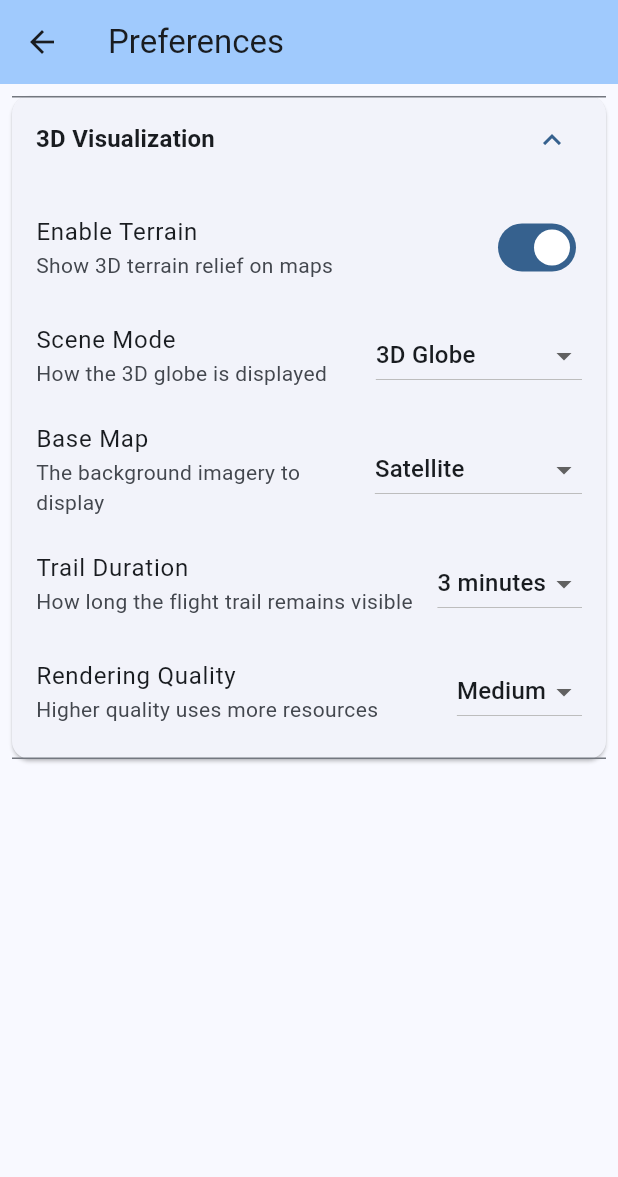
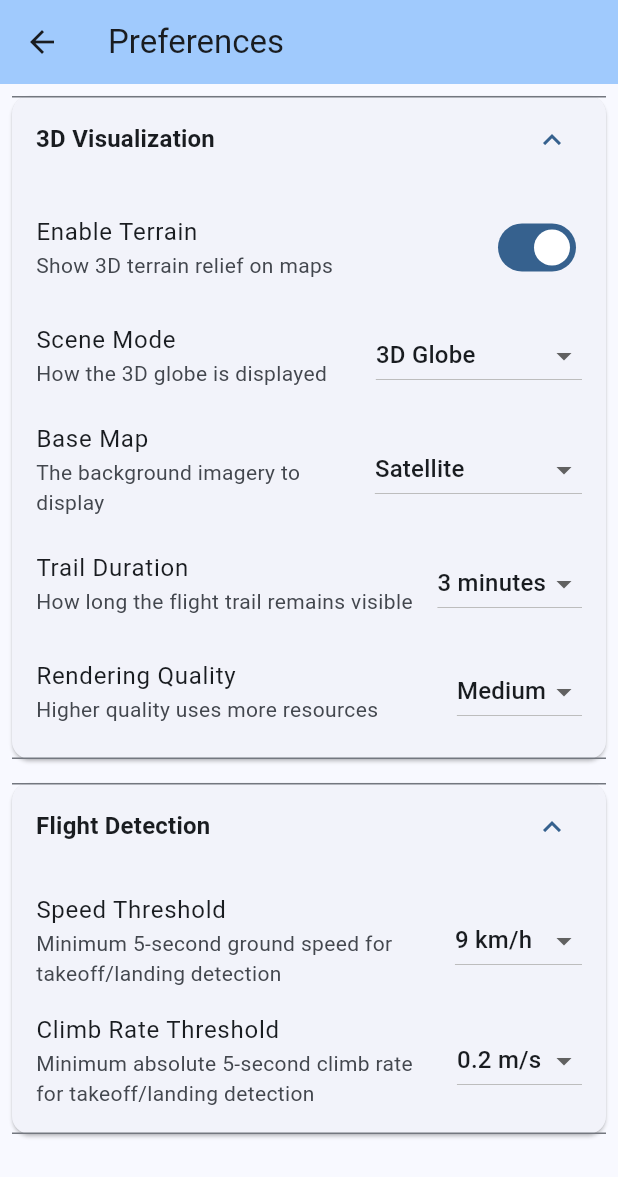
Before and after one commit to Kevin-McIsaac/the_paragliding_app, a Flutter app: the PreferencesScreen screen opened directly, on a phone screen of 412 x 824 dp. Shown: the top 1177 px of the screen. Run offline on Flutter 3.47's test engine with Material 3 defaults, Android fonts, the phone set to English and light mode, and no system bars; our stand-ins replace connectivity_plus, file_picker, fl_chart, flutter_map, latlong2, logger and 4 more; missing offline and left inert: flutter_inappwebview, flutter_map_dragmarker, receive_sharing_intent; accounts and stored records are empty.

Commit message:
feat: Add takeoff/landing detection with configurable thresholds
- Implement TakeoffLandingDetector service with 5s average speed/climb criteria
- Add preferences for configurable detection thresholds (speed: 5-15 km/h, climb: 0.1-0.5 m/s)
- Store detection indices in database (migration to v13)
- Update IGC import to run detection and store results
- Fix ground speed tooltip to show '5-second average'
- Add time display overlay in flight track 2D widget

🤖 Generated with [Claude Code](https://claude.ai/code)

Co-Authored-By: Claude <noreply@anthropic.com>

```diff
--- a/free_flight_log_app/lib/data/datasources/database_helper.dart
+++ b/free_flight_log_app/lib/data/datasources/database_helper.dart
@@ -5,7 +5,7 @@ import '../../services/logging_service.dart';
 
 class DatabaseHelper {
   static const _databaseName = "FlightLog.db";
-  static const _databaseVersion = 12; // Added FAI triangle distance
+  static const _databaseVersion = 13; // Added takeoff/landing detection fields
 
   // Singleton pattern
   DatabaseHelper._privateConstructor();
@@ -73,6 +73,10 @@ class DatabaseHelper {
         climb_percentage REAL,
         gps_fix_quality REAL,
         recording_interval REAL,
+        takeoff_index INTEGER,
+        landing_index INTEGER,
+        detected_takeoff_time TEXT,
+        detected_landing_time TEXT,
         FOREIGN KEY (launch_site_id) REFERENCES sites (id),
         FOREIGN KEY (wing_id) REFERENCES wings (id)
       )
@@ -261,6 +265,23 @@ class DatabaseHelper {
       }
     }
 
+    // Migration for v13: Add takeoff/landing detection fields
+    if (oldVersion < 13) {
+      try {
+        LoggingService.database('MIGRATION', 'Adding takeoff/landing detection fields');
+
+        await db.execute('ALTER TABLE flights ADD COLUMN takeoff_index INTEGER');
+        await db.execute('ALTER TABLE flights ADD COLUMN landing_index INTEGER');
+        await db.execute('ALTER TABLE flights ADD COLUMN detected_takeoff_time TEXT');
+        await db.execute('ALTER TABLE flights ADD COLUMN detected_landing_time TEXT');
+
+        LoggingService.database('MIGRATION', 'Successfully added takeoff/landing detection fields');
+      } catch (e) {
+        LoggingService.error('DatabaseHelper: Failed to add takeoff/landing detection fields', e);
+        rethrow;
+      }
+    }
+
     LoggingService.database('UPGRADE', 'Database upgrade complete');
   }
 
@@ -296,7 +317,8 @@ class DatabaseHelper {
         'distance', 'straight_distance', 'wing_id', 'notes', 'created_at', 'updated_at', 'timezone',
         'max_ground_speed', 'avg_ground_speed', 'thermal_count', 'avg_thermal_strength',
         'total_time_in_thermals', 'best_thermal', 'best_ld', 'avg_ld', 'longest_glide',
-        'climb_percentage', 'gps_fix_quality', 'recording_interval'
+        'climb_percentage', 'gps_fix_quality', 'recording_interval',
+        'takeoff_index', 'landing_index', 'detected_takeoff_time', 'detected_landing_time'
       };
 
       final actualFlightColumns = flightColumns.map((col) => col['name'] as String).toSet();
--- a/free_flight_log_app/lib/data/models/flight.dart
+++ b/free_flight_log_app/lib/data/models/flight.dart
@@ -50,6 +50,12 @@ class Flight {
   final double? gpsFixQuality; // percentage
   final double? recordingInterval; // seconds
 
+  // Takeoff/Landing Detection fields
+  final int? takeoffIndex; // Index of detected takeoff point in IGC track points
+  final int? landingIndex; // Index of detected landing point in IGC track points
+  final DateTime? detectedTakeoffTime; // Detected takeoff time (may differ from launchTime)
+  final DateTime? detectedLandingTime; // Detected landing time (may differ from landingTime)
+
   Flight({
     this.id,
     required this.date,
@@ -94,6 +100,10 @@ class Flight {
     this.climbPercentage,
     this.gpsFixQuality,
     this.recordingInterval,
+    this.takeoffIndex,
+    this.landingIndex,
+    this.detectedTakeoffTime,
+    this.detectedLandingTime,
   });
 
   Map<String, dynamic> toMap() {
@@ -141,6 +151,10 @@ class Flight {
       'climb_percentage': climbPercentage,
       'gps_fix_quality': gpsFixQuality,
       'recording_interval': recordingInterval,
+      'takeoff_index': takeoffIndex,
+      'landing_index': landingIndex,
+      'detected_takeoff_time': detectedTakeoffTime?.toIso8601String(),
+      'detected_landing_time': detectedLandingTime?.toIso8601String(),
     };
   }
 
@@ -189,6 +203,10 @@ class Flight {
       climbPercentage: map['climb_percentage']?.toDouble(),
       gpsFixQuality: map['gps_fix_quality']?.toDouble(),
       recordingInterval: map['recording_interval']?.toDouble(),
+      takeoffIndex: map['takeoff_index']?.toInt(),
+      landingIndex: map['landing_index']?.toInt(),
+      detectedTakeoffTime: map['detected_takeoff_time'] != null ? DateTime.parse(map['detected_takeoff_time']) : null,
+      detectedLandingTime: map['detected_landing_time'] != null ? DateTime.parse(map['detected_landing_time']) : null,
     );
   }
 
@@ -235,6 +253,10 @@ class Flight {
     double? climbPercentage,
     double? gpsFixQuality,
     double? recordingInterval,
+    int? takeoffIndex,
+    int? landingIndex,
+    DateTime? detectedTakeoffTime,
+    DateTime? detectedLandingTime,
   }) {
     return Flight(
       id: id ?? this.id,
@@ -279,6 +301,10 @@ class Flight {
       climbPercentage: climbPercentage ?? this.climbPercentage,
       gpsFixQuality: gpsFixQuality ?? this.gpsFixQuality,
       recordingInterval: recordingInterval ?? this.recordingInterval,
+      takeoffIndex: takeoffIndex ?? this.takeoffIndex,
+      landingIndex: landingIndex ?? this.landingIndex,
+      detectedTakeoffTime: detectedTakeoffTime ?? this.detectedTakeoffTime,
+      detectedLandingTime: detectedLandingTime ?? this.detectedLandingTime,
     );
   }
 
@@ -393,4 +419,38 @@ class Flight {
       return null;
     }
   }
+
+  /// Get effective takeoff time (detected time if available, otherwise launch time)
+  String get effectiveTakeoffTime {
+    if (detectedTakeoffTime != null) {
+      return '${detectedTakeoffTime!.hour.toString().padLeft(2, '0')}:${detectedTakeoffTime!.minute.toString().padLeft(2, '0')}';
+    }
+    return launchTime;
+  }
+
+  /// Get effective landing time (detected time if available, otherwise landing time)
+  String get effectiveLandingTime {
+    if (detectedLandingTime != null) {
+      return '${detectedLandingTime!.hour.toString().padLeft(2, '0')}:${detectedLandingTime!.minute.toString().padLeft(2, '0')}';
+    }
+    return landingTime;
+  }
+
+  /// Get effective flight duration in minutes (detected duration if available, otherwise stored duration)
+  int get effectiveDuration {
+    if (detectedTakeoffTime != null && detectedLandingTime != null) {
+      return detectedLandingTime!.difference(detectedTakeoffTime!).inMinutes;
+    }
+    return duration;
+  }
+
+  /// Check if this flight has takeoff/landing detection data
+  bool get hasDetectionData => takeoffIndex != null && landingIndex != null;
+
+  /// Get trimmed track points based on detected takeoff/landing indices
+  /// Returns null if no detection data available - caller should use full track points
+  ({int startIndex, int endIndex})? get trimmedIndices {
+    if (!hasDetectionData) return null;
+    return (startIndex: takeoffIndex!, endIndex: landingIndex!);
+  }
 }
--- a/free_flight_log_app/lib/presentation/screens/preferences_screen.dart
+++ b/free_flight_log_app/lib/presentation/screens/preferences_screen.dart
@@ -17,7 +17,9 @@ class _PreferencesScreenState extends State<PreferencesScreen> {
   int? _cesiumTrailDuration;
   double? _cesiumQuality;
 
-
+  // Takeoff/Landing Detection preferences
+  double? _detectionSpeedThreshold;
+  double? _detectionClimbRateThreshold;
 
   bool _isLoading = true;
   bool _isSaving = false;
@@ -37,6 +39,10 @@ class _PreferencesScreenState extends State<PreferencesScreen> {
       final trailDuration = await PreferencesHelper.getCesiumTrailDuration();
       final quality = await PreferencesHelper.getCesiumQuality();
 
+      // Load Detection preferences
+      final speedThreshold = await PreferencesHelper.getDetectionSpeedThreshold();
+      final climbRateThreshold = await PreferencesHelper.getDetectionClimbRateThreshold();
+
       if (mounted) {
         setState(() {
           _cesiumSceneMode = sceneMode;
@@ -44,6 +50,9 @@ class _PreferencesScreenState extends State<PreferencesScreen> {
           _cesiumTerrainEnabled = terrainEnabled;
           _cesiumTrailDuration = trailDuration;
           _cesiumQuality = quality;
+
+          _detectionSpeedThreshold = speedThreshold;
+          _detectionClimbRateThreshold = climbRateThreshold;
 
           _isLoading = false;
         });
@@ -325,6 +334,47 @@ class _PreferencesScreenState extends State<PreferencesScreen> {
                 ),
               ]),
 
+              // Flight Detection Settings
+              _buildSection('Flight Detection', [
+                _buildDropdownRow<double>(
+                  'Speed Threshold',
+                  'Minimum 5-second ground speed for takeoff/landing detection',
+                  _detectionSpeedThreshold,
+                  PreferencesHelper.validSpeedThresholds.map((speed) =>
+                    DropdownMenuItem(
+                      value: speed,
+                      child: Text('${speed.toStringAsFixed(0)} km/h'),
+                    )
+                  ).toList(),
+                  (value) {
+                    if (value != null) {
+                      setState(() {
+                        _detectionSpeedThreshold = value;
+                      });
+                      _savePreference('speed threshold', value, PreferencesHelper.setDetectionSpeedThreshold);
+                    }
+                  },
+                ),
+                _buildDropdownRow<double>(
+                  'Climb Rate Threshold',
+                  'Minimum absolute 5-second climb rate for takeoff/landing detection',
+                  _detectionClimbRateThreshold,
+                  PreferencesHelper.validClimbRateThresholds.map((rate) =>
+                    DropdownMenuItem(
+                      value: rate,
+                      child: Text('${rate.toStringAsFixed(1)} m/s'),
+                    )
+                  ).toList(),
+                  (value) {
+                    if (value != null) {
+                      setState(() {
+                        _detectionClimbRateThreshold = value;
+                      });
+                      _savePreference('climb rate threshold', value, PreferencesHelper.setDetectionClimbRateThreshold);
+                    }
+                  },
+                ),
+              ]),
 
             ],
           ),
--- a/free_flight_log_app/lib/utils/preferences_helper.dart
+++ b/free_flight_log_app/lib/utils/preferences_helper.dart
@@ -23,6 +23,16 @@ class PreferencesHelper {
 
   // IGC Import preferences
   static const String igcLastFolderKey = 'igc_last_folder';
+
+  // Takeoff/Landing Detection preferences
+  static const String detectionSpeedThresholdKey = 'detection_speed_threshold';
+  static const String detectionClimbRateThresholdKey = 'detection_climb_rate_threshold';
+
+  // Default values for detection
+  static const double defaultDetectionSpeedThreshold = 9.0; // km/h
+  static const double defaultDetectionClimbRateThreshold = 0.2; // m/s
+  static const List<double> validSpeedThresholds = [5.0, 7.0, 9.0, 11.0, 15.0]; // km/h
+  static const List<double> validClimbRateThresholds = [0.1, 0.2, 0.3, 0.5]; // m/s
 
   // Cesium 3D Map methods
   static Future<String?> getCesiumSceneMode() async {
@@ -182,6 +192,39 @@ class PreferencesHelper {
     await prefs.remove(igcLastFolderKey);
   }
 
+  // Takeoff/Landing Detection methods
+  static Future<double> getDetectionSpeedThreshold() async {
+    final prefs = await SharedPreferences.getInstance();
+    // Check if the preference has been set before
+    if (!prefs.containsKey(detectionSpeedThresholdKey)) {
+      // First time - set default
+      await prefs.setDouble(detectionSpeedThresholdKey, defaultDetectionSpeedThreshold);
+      return defaultDetectionSpeedThreshold;
+    }
+    return prefs.getDouble(detectionSpeedThresholdKey) ?? defaultDetectionSpeedThreshold;
+  }
+
+  static Future<void> setDetectionSpeedThreshold(double value) async {
+    final prefs = await SharedPreferences.getInstance();
+    await prefs.setDouble(detectionSpeedThresholdKey, value);
+  }
+
+  static Future<double> getDetectionClimbRateThreshold() async {
+    final prefs = await SharedPreferences.getInstance();
+    // Check if the preference has been set before
+    if (!prefs.containsKey(detectionClimbRateThresholdKey)) {
+      // First time - set default
+      await prefs.setDouble(detectionClimbRateThresholdKey, defaultDetectionClimbRateThreshold);
+      return defaultDetectionClimbRateThreshold;
+    }
+    return prefs.getDouble(detectionClimbRateThresholdKey) ?? defaultDetectionClimbRateThreshold;
+  }
+
+  static Future<void> setDetectionClimbRateThreshold(double value) async {
+    final prefs = await SharedPreferences.getInstance();
+    await prefs.setDouble(detectionClimbRateThresholdKey, value);
+  }
+
   // Generic methods for direct access if needed
   static Future<String?> getString(String key) async {
     final prefs = await SharedPreferences.getInstance();
```
Also changed, not shown: free_flight_log_app/lib/presentation/widgets/flight_track_2d_widget.dart (+36 -1 lines), free_flight_log_app/lib/services/igc_import_service.dart (+44 -2 lines), free_flight_log_app/lib/services/takeoff_landing_detector.dart (added, +163 -0 lines).
